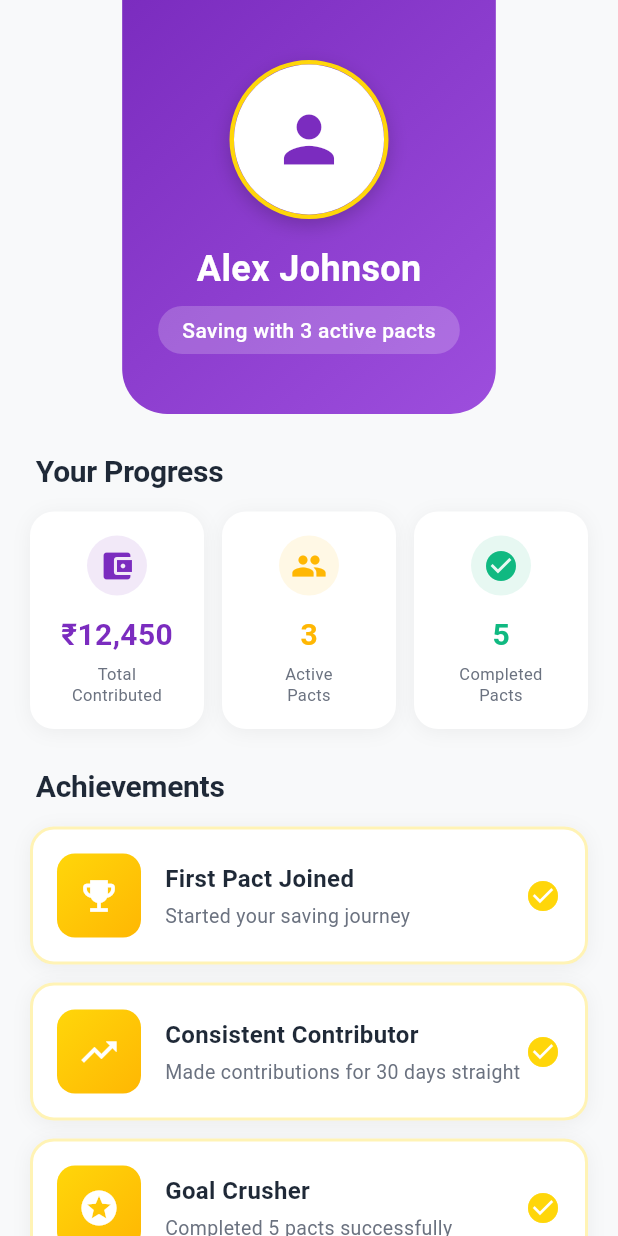
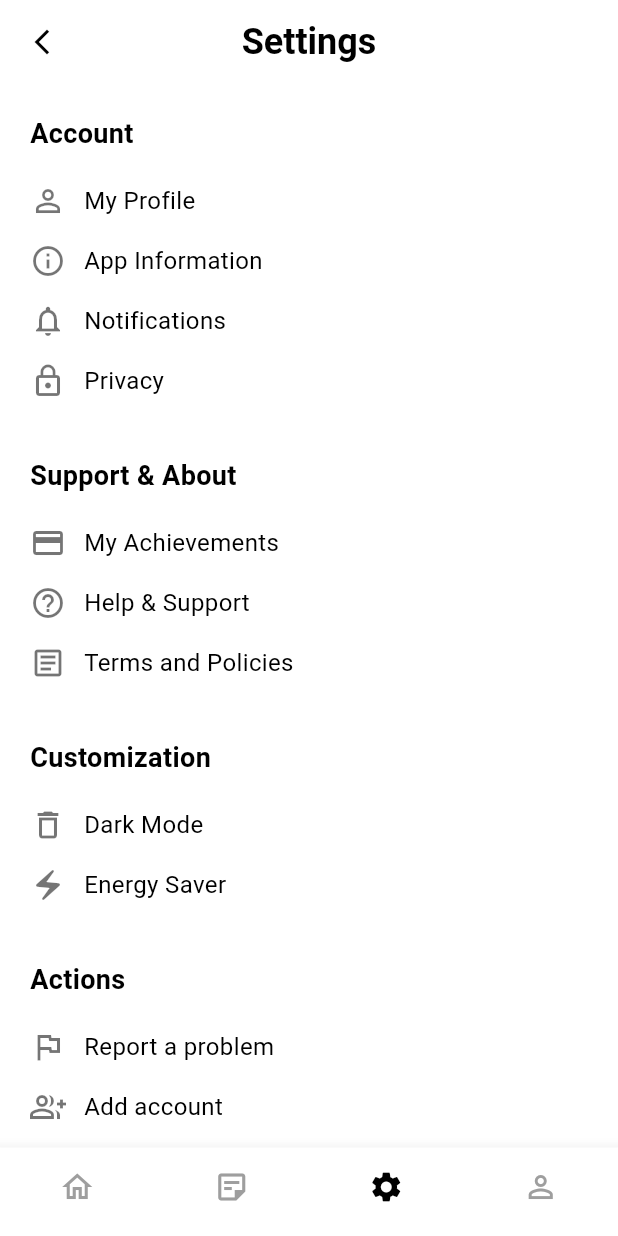
Before and after one commit to vishnusb18/PocketPact, a Flutter app: the screen it shows after launch, on a phone screen of 412 x 824 dp. Run offline on Flutter 3.47's test engine with Material 3 defaults, Android fonts, the phone set to English and light mode, and no system bars.

Commit message:
Your commit message

```diff
--- a/lib/main.dart
+++ b/lib/main.dart
@@ -1,6 +1,5 @@
 import 'package:flutter/material.dart';
-import 'screens/profile_screen.dart';
-import 'theme/app_theme.dart';
+import 'screens/settings_screen.dart';
 
 void main() {
   runApp(const MyApp());
@@ -18,7 +17,7 @@ class MyApp extends StatelessWidget {
         colorScheme: ColorScheme.fromSeed(seedColor: Colors.deepPurple),
         useMaterial3: true,
       ),
-      home: const ProfileScreen(),
+      home: const SettingsScreen(),
     );
   }
 }
--- a/lib/screens/add_contribution_screen.dart
+++ /dev/null
@@ -1,4 +0,0 @@
-// Add Contribution Screen
-// Form for adding money to a pact
-// Allows user to enter contribution amount and optional note
-// Updates pact progress and records transaction
--- a/lib/screens/profile_screen.dart
+++ b/lib/screens/profile_screen.dart
@@ -3,7 +3,7 @@ import '../theme/colors.dart';
 import '../theme/text_styles.dart';
 
 class ProfileScreen extends StatelessWidget {
-  const ProfileScreen({Key? key}) : super(key: key);
+  const ProfileScreen({super.key});
 
   @override
   Widget build(BuildContext context) {
@@ -31,9 +31,9 @@ class ProfileScreen extends StatelessWidget {
   // Header Section
   Widget _buildHeader() {
     return Container(
-      decoration: BoxDecoration(
+      decoration: const BoxDecoration(
         gradient: AppColors.purpleGradient,
-        borderRadius: const BorderRadius.only(
+        borderRadius: BorderRadius.only(
           bottomLeft: Radius.circular(30),
           bottomRight: Radius.circular(30),
         ),
@@ -281,7 +281,7 @@ class ProfileScreen extends StatelessWidget {
             decoration: BoxDecoration(
               gradient: isUnlocked
                   ? AppColors.goldGradient
-                  : LinearGradient(
+                  : const LinearGradient(
                       colors: [AppColors.grey200, AppColors.grey300],
                     ),
               borderRadius: BorderRadius.circular(12),
--- a/lib/screens/settings_screen.dart
+++ b/lib/screens/settings_screen.dart
@@ -1,4 +1,108 @@
-// Settings Screen
-// App preferences and configuration options
-// Includes notification settings, privacy controls, and account management
-// Provides logout and app information
+import 'package:flutter/material.dart';
+
+class SettingsScreen extends StatelessWidget {
+  const SettingsScreen({super.key});
+
+  @override
+  Widget build(BuildContext context) {
+    return Scaffold(
+      backgroundColor: Colors.white,
+      appBar: AppBar(
+        backgroundColor: Colors.white,
+        elevation: 0,
+        // The back arrow from your mockup
+        leading: IconButton(
+          icon: const Icon(Icons.arrow_back_ios_new, color: Colors.black, size: 20),
+          onPressed: () => Navigator.pop(context),
+        ),
+        title: const Text(
+          'Settings',
+          style: TextStyle(color: Colors.black, fontSize: 24, fontWeight: FontWeight.bold),
+        ),
+        centerTitle: true,
+      ),
+      body: SingleChildScrollView(
+        child: Padding(
+          padding: const EdgeInsets.symmetric(horizontal: 20.0),
+          child: Column(
+            crossAxisAlignment: CrossAxisAlignment.start,
+            children: [
+              const SizedBox(height: 20),
+              _buildSectionHeader("Account"),
+              _buildSettingItem(Icons.person_outline, "My Profile"),
+              _buildSettingItem(Icons.info_outline, "App Information"),
+              _buildSettingItem(Icons.notifications_none, "Notifications"),
+              _buildSettingItem(Icons.lock_outline, "Privacy"),
+
+              const SizedBox(height: 30),
+              _buildSectionHeader("Support & About"),
+              _buildSettingItem(Icons.credit_card, "My Achievements"),
+              _buildSettingItem(Icons.help_outline, "Help & Support"),
+              _buildSettingItem(Icons.article_outlined, "Terms and Policies"),
+
+              const SizedBox(height: 30),
+              _buildSectionHeader("Customization"),
+              _buildSettingItem(Icons.delete_outline, "Dark Mode"),
+              _buildSettingItem(Icons.electric_bolt_outlined, "Energy Saver"),
+
+              const SizedBox(height: 30),
+              _buildSectionHeader("Actions"),
+              _buildSettingItem(Icons.flag_outlined, "Report a problem"),
+              _buildSettingItem(Icons.group_add_outlined, "Add account"),
+              _buildSettingItem(Icons.logout, "Log out"),
+              const SizedBox(height: 40),
+            ],
+          ),
+        ),
+      ),
+      bottomNavigationBar: _buildBottomNavigationBar(),
+    );
+  }
+
+  // Helper for Section Headers (Account, Customization, etc.)
+  Widget _buildSectionHeader(String title) {
+    return Padding(
+      padding: const EdgeInsets.only(bottom: 12.0),
+      child: Text(
+        title,
+        style: const TextStyle(fontSize: 18, fontWeight: FontWeight.bold, color: Colors.black),
+      ),
+    );
+  }
+
+  // Helper for individual Setting Rows
+  Widget _buildSettingItem(IconData icon, String title) {
+    return Padding(
+      padding: const EdgeInsets.symmetric(vertical: 8.0),
+      child: Row(
+        children: [
+          Icon(icon, color: Colors.black54),
+          const SizedBox(width: 12),
+          Text(title, style: const TextStyle(fontSize: 16, color: Colors.black)),
+        ],
+      ),
+    );
+  }
+
+  // Bottom Navigation Bar
+  Widget _buildBottomNavigationBar() {
+    return BottomNavigationBar(
+      type: BottomNavigationBarType.fixed,
+      backgroundColor: Colors.white,
+      showSelectedLabels: false,
+      showUnselectedLabels: false,
+      items: const [
+        BottomNavigationBarItem(icon: Icon(Icons.home_outlined), label: ''),
+        BottomNavigationBarItem(icon: Icon(Icons.sticky_note_2_outlined), label: ''),
+        BottomNavigationBarItem(icon: Icon(Icons.settings), label: ''),
+        BottomNavigationBarItem(icon: Icon(Icons.person_outline), label: ''),
+      ],
+      currentIndex: 2, // Highlight the settings icon
+      selectedItemColor: Colors.black,
+      unselectedItemColor: Colors.grey,
+      onTap: (index) {
+        // TODO: Implement navigation logic for each tab
+      },
+    );
+  }
+}
```
Also changed, not shown: lib/screens/add_friends_screen.dart (added, +125 -0 lines), pubspec.lock.
